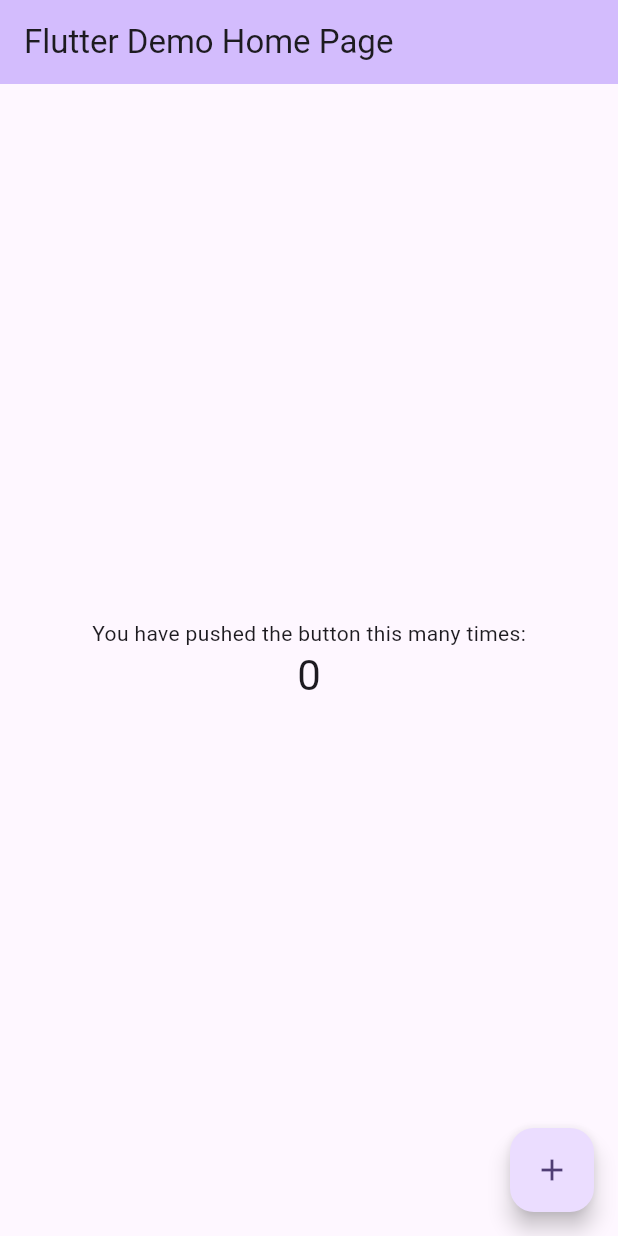
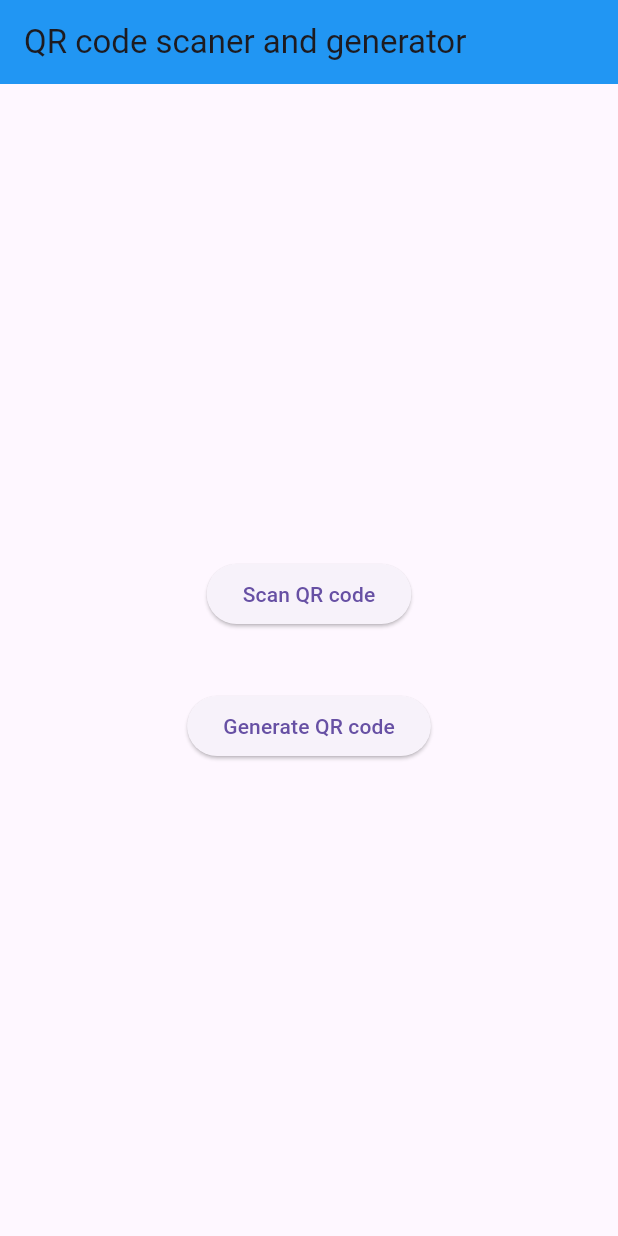
Before and after one commit to Hasibul006/qr_helper, a Flutter app: the screen it shows after launch, on a phone screen of 412 x 824 dp. Run offline on Flutter 3.47's test engine with Material 3 defaults, Android fonts, the phone set to English and light mode, and no system bars; our stand-ins replace qr_flutter; missing offline and left inert: dart:ffi, flutter_barcode_scanner.

Commit message:
Generate QR code

```diff
--- a/lib/main.dart
+++ b/lib/main.dart
@@ -1,4 +1,6 @@
 import 'package:flutter/material.dart';
+import 'package:qr_helper/generate_code.dart';
+import 'package:qr_helper/scan_code.dart';
 
 void main() {
   runApp(const MyApp());
@@ -11,115 +13,43 @@ class MyApp extends StatelessWidget {
   @override
   Widget build(BuildContext context) {
     return MaterialApp(
-      title: 'Flutter Demo',
-      theme: ThemeData(
-        // This is the theme of your application.
-        //
-        // TRY THIS: Try running your application with "flutter run". You'll see
-        // the application has a purple toolbar. Then, without quitting the app,
-        // try changing the seedColor in the colorScheme below to Colors.green
-        // and then invoke "hot reload" (save your changes or press the "hot
-        // reload" button in a Flutter-supported IDE, or press "r" if you used
-        // the command line to start the app).
-        //
-        // Notice that the counter didn't reset back to zero; the application
-        // state is not lost during the reload. To reset the state, use hot
-        // restart instead.
-        //
-        // This works for code too, not just values: Most code changes can be
-        // tested with just a hot reload.
-        colorScheme: ColorScheme.fromSeed(seedColor: Colors.deepPurple),
-        useMaterial3: true,
-      ),
-      home: const MyHomePage(title: 'Flutter Demo Home Page'),
+      title: 'QRHelper',
+      debugShowCheckedModeBanner: false,
+      home: homePage(),
     );
   }
 }
 
-class MyHomePage extends StatefulWidget {
-  const MyHomePage({super.key, required this.title});
-
-  // This widget is the home page of your application. It is stateful, meaning
-  // that it has a State object (defined below) that contains fields that affect
-  // how it looks.
-
-  // This class is the configuration for the state. It holds the values (in this
-  // case the title) provided by the parent (in this case the App widget) and
-  // used by the build method of the State. Fields in a Widget subclass are
-  // always marked "final".
-
-  final String title;
+class homePage extends StatefulWidget {
+  const homePage({super.key});
 
   @override
-  State<MyHomePage> createState() => _MyHomePageState();
+  State<homePage> createState() => _homePageState();
 }
 
-class _MyHomePageState extends State<MyHomePage> {
-  int _counter = 0;
-
-  void _incrementCounter() {
-    setState(() {
-      // This call to setState tells the Flutter framework that something has
-      // changed in this State, which causes it to rerun the build method below
-      // so that the display can reflect the updated values. If we changed
-      // _counter without calling setState(), then the build method would not be
-      // called again, and so nothing would appear to happen.
-      _counter++;
-    });
-  }
-
+class _homePageState extends State<homePage> {
   @override
   Widget build(BuildContext context) {
-    // This method is rerun every time setState is called, for instance as done
-    // by the _incrementCounter method above.
-    //
-    // The Flutter framework has been optimized to make rerunning build methods
-    // fast, so that you can just rebuild anything that needs updating rather
-    // than having to individually change instances of widgets.
     return Scaffold(
-      appBar: AppBar(
-        // TRY THIS: Try changing the color here to a specific color (to
-        // Colors.amber, perhaps?) and trigger a hot reload to see the AppBar
-        // change color while the other colors stay the same.
-        backgroundColor: Theme.of(context).colorScheme.inversePrimary,
-        // Here we take the value from the MyHomePage object that was created by
-        // the App.build method, and use it to set our appbar title.
-        title: Text(widget.title),
-      ),
+      appBar: AppBar(title: Text('QR code scaner and generator'),backgroundColor: Colors.blue,),
       body: Center(
-        // Center is a layout widget. It takes a single child and positions it
-        // in the middle of the parent.
         child: Column(
-          // Column is also a layout widget. It takes a list of children and
-          // arranges them vertically. By default, it sizes itself to fit its
-          // children horizontally, and tries to be as tall as its parent.
-          //
-          // Column has various properties to control how it sizes itself and
-          // how it positions its children. Here we use mainAxisAlignment to
-          // center the children vertically; the main axis here is the vertical
-          // axis because Columns are vertical (the cross axis would be
-          // horizontal).
-          //
-          // TRY THIS: Invoke "debug painting" (choose the "Toggle Debug Paint"
-          // action in the IDE, or press "p" in the console), to see the
-          // wireframe for each widget.
           mainAxisAlignment: MainAxisAlignment.center,
-          children: <Widget>[
-            const Text(
-              'You have pushed the button this many times:',
-            ),
-            Text(
-              '$_counter',
-              style: Theme.of(context).textTheme.headlineMedium,
-            ),
+          children: [
+            ElevatedButton(onPressed: (){
+              setState(() {
+                Navigator.of(context).push(MaterialPageRoute(builder: (context)=>ScanCode()));
+              });
+            }, child: Text('Scan QR code')),
+            SizedBox(height: 40,),
+            ElevatedButton(onPressed: (){
+              setState(() {
+                Navigator.of(context).push(MaterialPageRoute(builder: (context)=>GenerateCode()));
+              });
+            }, child: Text('Generate QR code'))
           ],
         ),
-      ),
-      floatingActionButton: FloatingActionButton(
-        onPressed: _incrementCounter,
-        tooltip: 'Increment',
-        child: const Icon(Icons.add),
-      ), // This trailing comma makes auto-formatting nicer for build methods.
+      )
     );
   }
 }
--- a/pubspec.yaml
+++ b/pubspec.yaml
@@ -35,7 +35,8 @@ dependencies:
   # The following adds the Cupertino Icons font to your application.
   # Use with the CupertinoIcons class for iOS style icons.
   cupertino_icons: ^1.0.6
-
+  qr_flutter: ^4.1.0
+  flutter_barcode_scanner: ^2.0.0
 dev_dependencies:
   flutter_test:
     sdk: flutter
```
Also changed, not shown: lib/generate_code.dart (added, +47 -0 lines), lib/scan_code.dart (added, +21 -0 lines), pubspec.lock.
